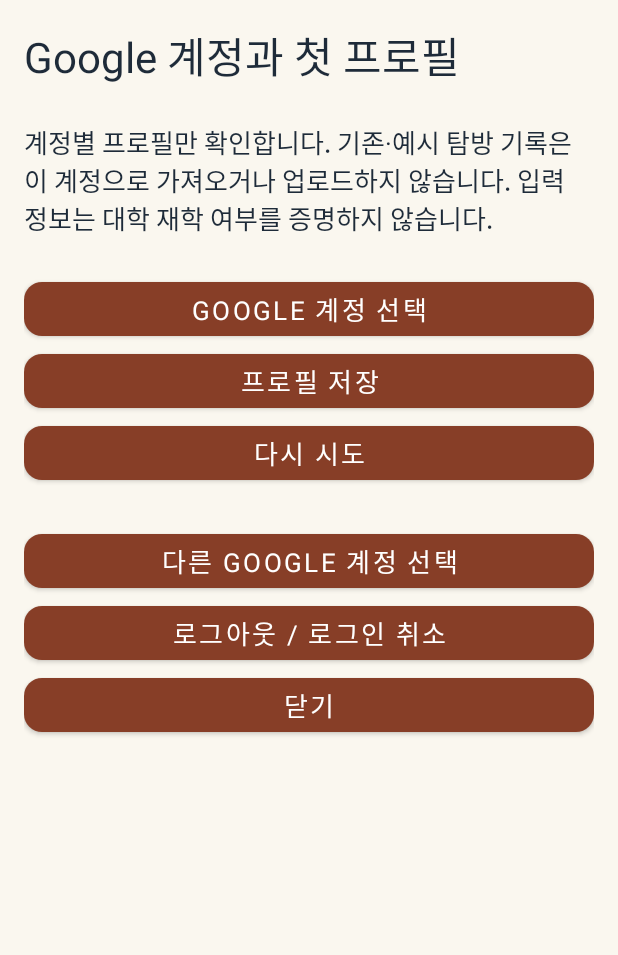
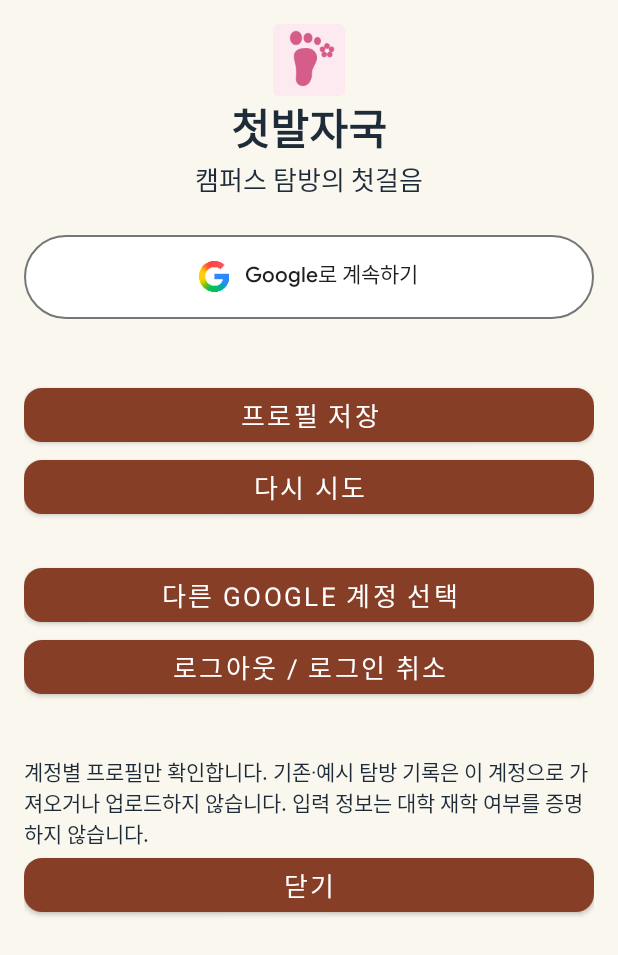
Before and after one commit to InsuHam0315/Mobile-FirstStep, an Android app: the IdentityActivity screen opened directly, with no data from a screen before it, on a phone screen of 412 x 824 dp. Shown: the top 955 px of the screen. Run offline under Robolectric (Android 15) with nearby library versions, the phone set to English and light mode, and no system bars; our stand-ins replace Firebase (no records; nobody signed in at launch, a user with empty details on screens opened directly); 6 statements that could not run were skipped.

Commit message:
[firebase v5] 수정: Google 로그인 화면과 인증 결과 복귀 처리
공식 Google 로그인 버튼과 첫발자국의 화면 구성을 적용한다. 인증 화면에서 복귀할 때 현재 요청 결과를 유지하고 계정 전환과 로그아웃 뒤에는 이전 결과를 폐기한다.

```diff
--- /dev/null
+++ b/app/src/main/res/color/game_identity_google_text.xml
@@ -0,0 +1,4 @@
+<selector xmlns:android="http://schemas.android.com/apk/res/android">
+    <item android:state_enabled="false" android:color="#747775" />
+    <item android:color="#1F1F1F" />
+</selector>
--- a/app/src/main/res/layout/game_identity_activity.xml
+++ b/app/src/main/res/layout/game_identity_activity.xml
@@ -1,10 +1,21 @@
 <ScrollView xmlns:android="http://schemas.android.com/apk/res/android" android:id="@+id/game_identity_root" android:layout_width="match_parent" android:layout_height="match_parent" android:fillViewport="true">
  <LinearLayout android:layout_width="match_parent" android:layout_height="wrap_content" android:orientation="vertical" android:padding="@dimen/game_space_medium">
-  <TextView android:layout_width="match_parent" android:layout_height="wrap_content" android:text="@string/game_identity_title" android:textSize="@dimen/game_text_title" android:textColor="@color/game_color_text" />
-  <TextView android:id="@+id/game_identity_environment" android:layout_width="match_parent" android:layout_height="wrap_content" android:textSize="@dimen/game_text_body" android:textColor="@color/game_color_text" />
-  <TextView android:layout_width="match_parent" android:layout_height="wrap_content" android:text="@string/game_identity_notice" android:textSize="@dimen/game_text_body" android:textColor="@color/game_color_text" />
-  <TextView android:id="@+id/game_identity_status" android:layout_width="match_parent" android:layout_height="wrap_content" android:textSize="@dimen/game_text_body" android:textColor="@color/game_color_text" />
-  <Button android:id="@+id/game_identity_login" style="@style/GameActionButton" android:layout_width="match_parent" android:layout_height="wrap_content" android:text="@string/game_identity_login" />
+  <ImageView android:layout_width="@dimen/game_touch_min" android:layout_height="@dimen/game_touch_min"
+      android:layout_gravity="center_horizontal" android:importantForAccessibility="no"
+      android:src="@mipmap/ic_launcher_round" />
+  <TextView android:layout_width="match_parent" android:layout_height="wrap_content"
+      android:gravity="center" android:text="@string/app_name" android:textColor="@color/game_color_text"
+      android:textSize="@dimen/game_text_title" android:textStyle="bold" />
+  <TextView android:layout_width="match_parent" android:layout_height="wrap_content"
+      android:gravity="center" android:text="@string/game_identity_tagline"
+      android:textColor="@color/game_color_text" android:textSize="@dimen/game_text_body" />
+  <com.google.android.material.button.MaterialButton android:id="@+id/game_identity_login"
+      style="@style/GameIdentityGoogleButton" android:layout_width="match_parent"
+      android:layout_height="wrap_content" android:layout_marginTop="@dimen/game_space_large"
+      android:text="@string/game_identity_login" />
+  <TextView android:id="@+id/game_identity_status" android:layout_width="match_parent"
+      android:layout_height="wrap_content" android:layout_marginTop="@dimen/game_space_medium"
+      android:textColor="@color/game_color_text" android:textSize="@dimen/game_text_body" />
   <LinearLayout android:id="@+id/game_identity_form" android:layout_width="match_parent" android:layout_height="wrap_content" android:orientation="vertical" android:visibility="gone">
    <EditText android:id="@+id/game_identity_name" android:layout_width="match_parent" android:layout_height="wrap_content" android:minHeight="@dimen/game_touch_min" android:inputType="textPersonName" android:singleLine="true" android:importantForAutofill="no" android:saveEnabled="false" android:hint="@string/game_identity_name" />
    <EditText android:id="@+id/game_identity_student" android:layout_width="match_parent" android:layout_height="wrap_content" android:minHeight="@dimen/game_touch_min" android:inputType="textNoSuggestions" android:singleLine="true" android:importantForAutofill="no" android:saveEnabled="false" android:hint="@string/game_identity_student" />
@@ -15,6 +26,12 @@
   <TextView android:id="@+id/game_identity_landing" android:layout_width="match_parent" android:layout_height="wrap_content" android:textSize="@dimen/game_text_body" android:textColor="@color/game_color_text" />
   <Button android:id="@+id/game_identity_reselect" style="@style/GameActionButton" android:layout_width="match_parent" android:layout_height="wrap_content" android:text="@string/game_identity_reselect" />
   <Button android:id="@+id/game_identity_logout" style="@style/GameActionButton" android:layout_width="match_parent" android:layout_height="wrap_content" android:text="@string/game_identity_logout" />
+  <TextView android:id="@+id/game_identity_environment" android:layout_width="match_parent"
+      android:layout_height="wrap_content" android:layout_marginTop="@dimen/game_space_medium"
+      android:textColor="@color/game_color_text" android:textSize="14sp" android:textStyle="bold" />
+  <TextView android:layout_width="match_parent" android:layout_height="wrap_content"
+      android:text="@string/game_identity_notice" android:textColor="@color/game_color_text"
+      android:textSize="14sp" />
   <Button android:id="@+id/game_identity_back" style="@style/GameActionButton" android:layout_width="match_parent" android:layout_height="wrap_content" android:text="@string/game_identity_back" />
  </LinearLayout>
 </ScrollView>
--- a/app/src/main/res/values/game_identity_strings.xml
+++ b/app/src/main/res/values/game_identity_strings.xml
@@ -1,5 +1,6 @@
 <resources>
  <string name="game_identity_title">Google 계정과 첫 프로필</string>
+ <string name="game_identity_tagline">캠퍼스 탐방의 첫걸음</string>
  <string name="game_identity_live">Firebase Google 로그인</string>
  <string name="game_identity_fake">모의 인증·프로필 시험 · 실제 Google 연결이 아닙니다</string>
  <string name="game_identity_emulator">로컬 Firebase 에뮬레이터 시험 · 실제 Google 로그인은 확인하지 않았습니다</string>
@@ -14,11 +15,11 @@
  <string name="game_identity_cached">이 계정에 남아 있는 임시 프로필입니다. 서버 확인 전에는 완료로 처리하지 않습니다.</string>
  <string name="game_identity_form_help">이름·학번·학과를 모두 입력해 주세요. 학번의 앞자리 0은 유지됩니다. 학과는 직접 입력하며 공식 목록을 가정하지 않습니다.</string>
  <string name="game_identity_canceled">요청을 취소했습니다.</string>
- <string name="game_identity_no_credential">사용할 수 있는 Google 계정을 찾지 못했습니다. 기기에 Google 계정을 추가하거나 로그인 화면에서 다른 계정으로 다시 시도해 주세요.</string>
+ <string name="game_identity_no_credential">사용할 수 있는 Google 계정을 찾지 못했습니다. Google로 계속하기를 다시 누르고 Google 화면에서 계정을 선택하거나 추가해 주세요.</string>
  <string name="game_identity_denied">서버 접근이 거부되었습니다. 이 계정의 권한과 Firestore 규칙을 확인해 주세요.</string>
  <string name="game_identity_unavailable">네트워크 또는 인증 서비스를 이용할 수 없습니다. 연결을 확인하고 다시 시도해 주세요.</string>
  <string name="game_identity_failed">요청을 완료하지 못했습니다. 기존 프로필을 지우지 않았습니다.</string>
- <string name="game_identity_login">Google 계정 선택</string>
+ <string name="game_identity_login">Google로 계속하기</string>
  <string name="game_identity_reselect">다른 Google 계정 선택</string>
  <string name="game_identity_logout">로그아웃 / 로그인 취소</string>
  <string name="game_identity_save">프로필 저장</string>
--- /dev/null
+++ b/app/src/main/res/values/game_identity_styles.xml
@@ -0,0 +1,25 @@
+<resources>
+    <style name="GameIdentityGoogleButton" parent="Widget.MaterialComponents.Button.OutlinedButton">
+        <item name="android:fontFamily">@font/google_sans_medium_button</item>
+        <item name="fontFamily">@font/google_sans_medium_button</item>
+        <item name="android:gravity">center</item>
+        <item name="android:insetTop">0dp</item>
+        <item name="android:insetBottom">0dp</item>
+        <item name="android:letterSpacing">0</item>
+        <item name="android:minHeight">56dp</item>
+        <item name="android:paddingStart">12dp</item>
+        <item name="android:paddingEnd">12dp</item>
+        <item name="android:textAllCaps">false</item>
+        <item name="android:textColor">@color/game_identity_google_text</item>
+        <item name="android:textSize">14sp</item>
+        <item name="backgroundTint">@android:color/white</item>
+        <item name="cornerRadius">28dp</item>
+        <item name="icon">@drawable/game_identity_google_g</item>
+        <item name="iconGravity">textStart</item>
+        <item name="iconPadding">10dp</item>
+        <item name="iconSize">0dp</item>
+        <item name="iconTint">@null</item>
+        <item name="strokeColor">#747775</item>
+        <item name="strokeWidth">1dp</item>
+    </style>
+</resources>
```
Also changed, not shown: app/src/main/assets/licenses/google-sans-OFL.txt (added, +93 -0 lines), app/src/main/java/com/example/firststep/game/auth/SessionController.java (+32 -15 lines), app/src/main/res/drawable-1600dpi/game_identity_google_g.png (added), app/src/main/res/font/google_sans_medium_button.ttf (added), 3 other files.
